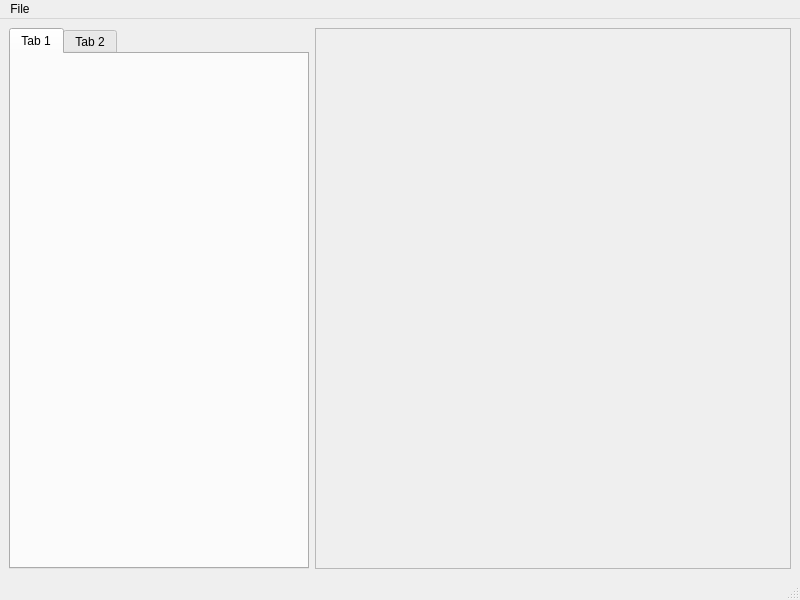
The window that lib/view/mainwindow/mainwindow.ui (BigCubeCat/bacon) describes before a commit, drawn with Qt 5.
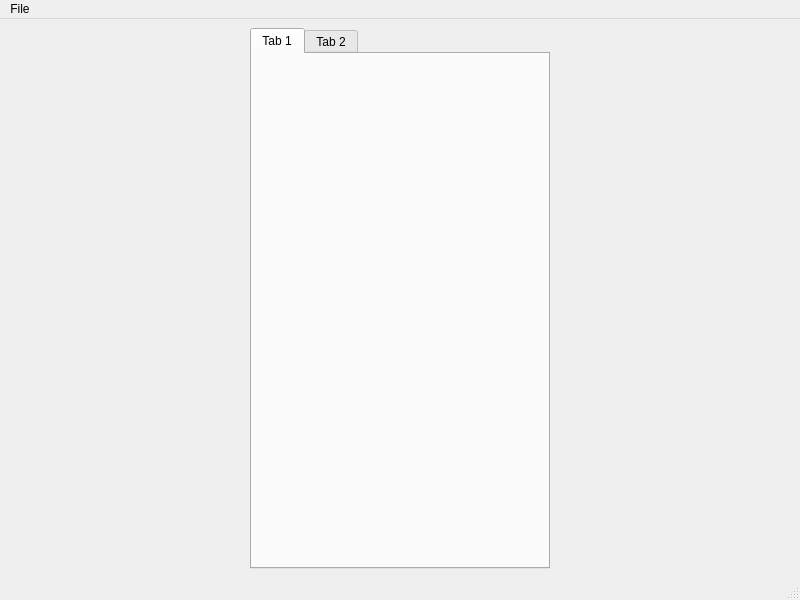
The same window after the commit. Icons and pictures are not drawn.

What changed in the file:
```diff
--- a/lib/view/mainwindow/mainwindow.ui
+++ b/lib/view/mainwindow/mainwindow.ui
@@ -46,25 +46,7 @@
      </widget>
     </item>
     <item>
-     <layout class="QVBoxLayout" name="verticalLayout">
-      <item>
-       <widget class="QScrollArea" name="scrollArea">
-        <property name="widgetResizable">
-         <bool>true</bool>
-        </property>
-        <widget class="QWidget" name="scrollAreaWidgetContents">
-         <property name="geometry">
-          <rect>
-           <x>0</x>
-           <y>0</y>
-           <width>472</width>
-           <height>532</height>
-          </rect>
-         </property>
-        </widget>
-       </widget>
-      </item>
-     </layout>
+     <layout class="QVBoxLayout" name="verticalLayout"/>
     </item>
    </layout>
   </widget>
```
